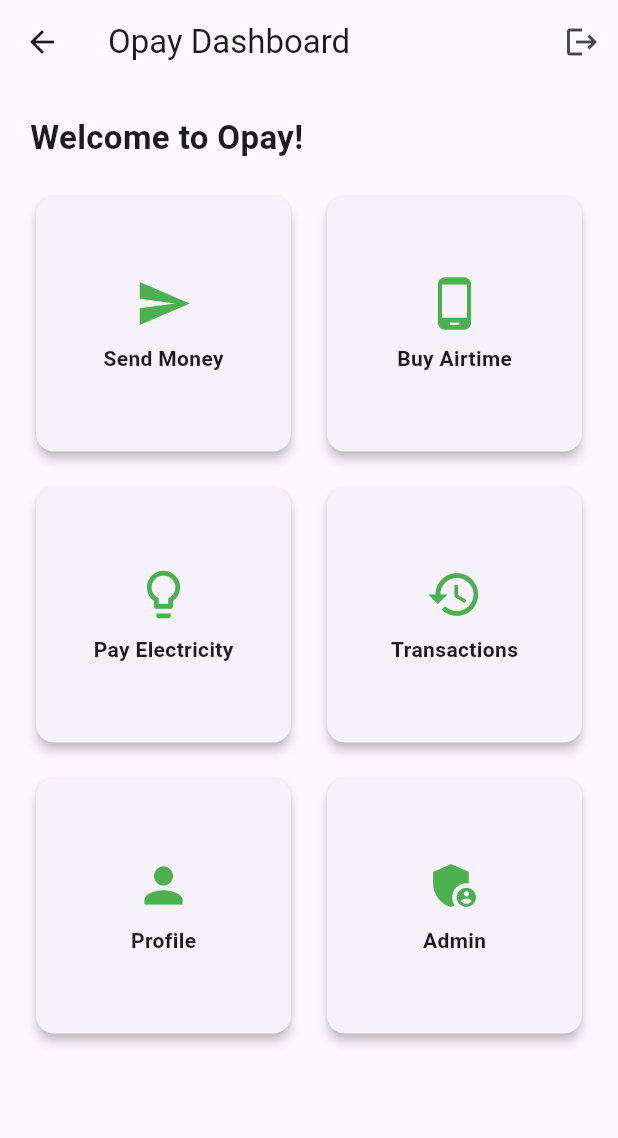
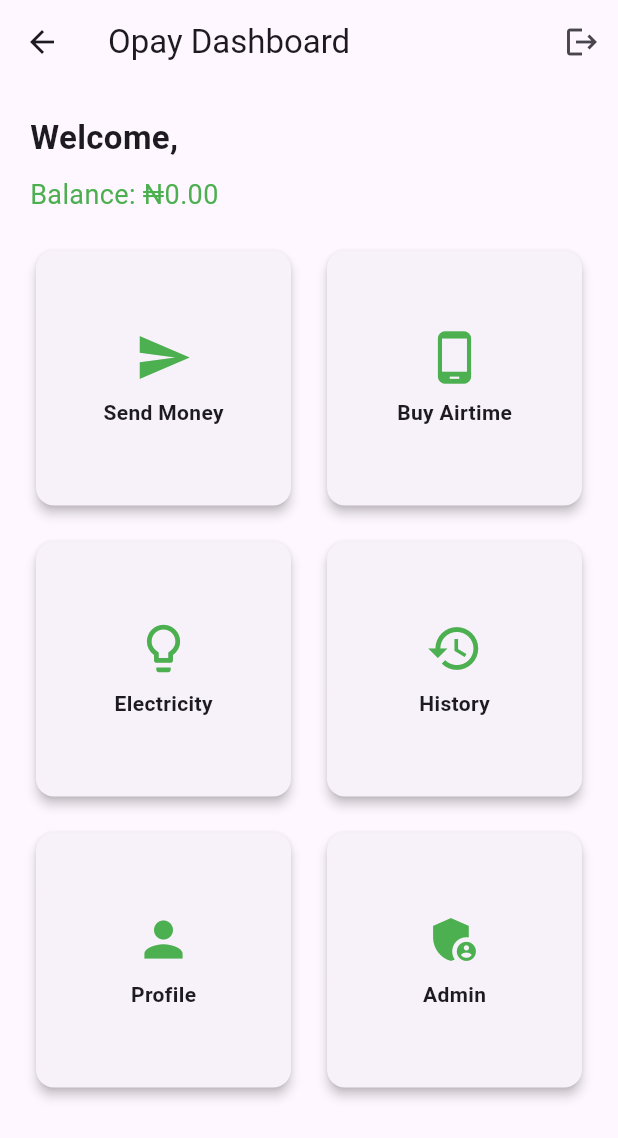
Before and after one commit to scoresss/Opay-Clone, a Flutter app: the DashboardScreen screen opened directly, on a phone screen of 412 x 824 dp. Shown: the top 1138 px of the screen. Run offline on Flutter 3.47's test engine with Material 3 defaults, Android fonts, the phone set to English and light mode, and no system bars; our stand-ins replace cloud_firestore, firebase_auth, firebase_core, fluttertoast; missing offline and left inert: opay_clone; accounts and stored records are empty; statements that could not run were skipped.

Commit message:
Update dashboard.dart

```diff
--- a/lib/screens/dashboard.dart
+++ b/lib/screens/dashboard.dart
@@ -1,83 +1,91 @@
+import 'package:cloud_firestore/cloud_firestore.dart';
+import 'package:firebase_auth/firebase_auth.dart';
 import 'package:flutter/material.dart';
 
 class DashboardScreen extends StatelessWidget {
-  const DashboardScreen({super.key});
+  const DashboardScreen({Key? key}) : super(key: key);
 
   @override
   Widget build(BuildContext context) {
+    final user = FirebaseAuth.instance.currentUser;
+
+    if (user == null) {
+      // Not logged in — go back to login
+      Future.microtask(() {
+        Navigator.pushReplacementNamed(context, '/');
+      });
+      return const Scaffold(
+        body: Center(child: CircularProgressIndicator()),
+      );
+    }
+
+    final userDoc = FirebaseFirestore.instance.collection('users').doc(user.uid);
+
     return Scaffold(
       appBar: AppBar(
         title: const Text('Opay Dashboard'),
         actions: [
           IconButton(
             icon: const Icon(Icons.logout),
-            onPressed: () => Navigator.pushReplacementNamed(context, '/'),
-          ),
+            onPressed: () async {
+              await FirebaseAuth.instance.signOut();
+              Navigator.pushReplacementNamed(context, '/');
+            },
+          )
         ],
       ),
-      body: ListView(
-        padding: const EdgeInsets.all(20),
-        children: [
-          const Text(
-            'Welcome to Opay!',
-            style: TextStyle(fontSize: 22, fontWeight: FontWeight.bold),
-          ),
-          const SizedBox(height: 20),
+      body: StreamBuilder<DocumentSnapshot>(
+        stream: userDoc.snapshots(),
+        builder: (context, snapshot) {
+          if (!snapshot.hasData || !snapshot.data!.exists) {
+            return const Center(child: CircularProgressIndicator());
+          }
 
-          GridView.count(
-            shrinkWrap: true,
-            physics: const NeverScrollableScrollPhysics(),
-            crossAxisCount: 2,
-            crossAxisSpacing: 16,
-            mainAxisSpacing: 16,
-            children: [
-              _buildFeatureTile(
-                context,
-                icon: Icons.send,
-                title: 'Send Money',
-                route: '/send',
-              ),
-              _buildFeatureTile(
-                context,
-                icon: Icons.phone_android,
-                title: 'Buy Airtime',
-                route: '/airtime',
-              ),
-              _buildFeatureTile(
-                context,
-                icon: Icons.lightbulb_outline,
-                title: 'Pay Electricity',
-                route: '/electricity',
-              ),
-              _buildFeatureTile(
-                context,
-                icon: Icons.history,
-                title: 'Transactions',
-                route: '/history',
-              ),
-              _buildFeatureTile(
-                context,
-                icon: Icons.person,
-                title: 'Profile',
-                route: '/profile',
-              ),
-              _buildFeatureTile(
-                context,
-                icon: Icons.admin_panel_settings,
-                title: 'Admin',
-                route: '/admin',
-              ),
-            ],
-          ),
-        ],
+          final userData = snapshot.data!.data() as Map<String, dynamic>;
+          final name = userData['name'] ?? 'User';
+          final balance = userData['balance'] ?? 0;
+
+          return Padding(
+            padding: const EdgeInsets.all(20),
+            child: Column(
+              crossAxisAlignment: CrossAxisAlignment.start,
+              children: [
+                Text('Welcome, $name',
+                    style: const TextStyle(
+                      fontSize: 22,
+                      fontWeight: FontWeight.bold,
+                    )),
+                const SizedBox(height: 10),
+                Text('Balance: ₦${balance.toStringAsFixed(2)}',
+                    style: const TextStyle(
+                      fontSize: 18,
+                      color: Colors.green,
+                    )),
+                const SizedBox(height: 20),
+                Expanded(
+                  child: GridView.count(
+                    crossAxisCount: 2,
+                    mainAxisSpacing: 16,
+                    crossAxisSpacing: 16,
+                    children: [
+                      _buildTile(context, Icons.send, 'Send Money', '/send'),
+                      _buildTile(context, Icons.phone_android, 'Buy Airtime', '/airtime'),
+                      _buildTile(context, Icons.lightbulb_outline, 'Electricity', '/electricity'),
+                      _buildTile(context, Icons.history, 'History', '/history'),
+                      _buildTile(context, Icons.person, 'Profile', '/profile'),
+                      _buildTile(context, Icons.admin_panel_settings, 'Admin', '/admin'),
+                    ],
+                  ),
+                ),
+              ],
+            ),
+          );
+        },
       ),
     );
   }
 
-  Widget _buildFeatureTile(BuildContext context,
-      {required IconData icon,
-      required String title,
-      required String route}) {
+  Widget _buildTile(BuildContext context, IconData icon, String label, String route) {
     return GestureDetector(
       onTap: () => Navigator.pushNamed(context, route),
       child: Card(
@@ -89,7 +97,7 @@ class DashboardScreen extends StatelessWidget {
             children: [
               Icon(icon, size: 38, color: Colors.green),
               const SizedBox(height: 8),
-              Text(title, style: const TextStyle(fontWeight: FontWeight.w600)),
+              Text(label, style: const TextStyle(fontWeight: FontWeight.w600)),
             ],
           ),
         ),
```
